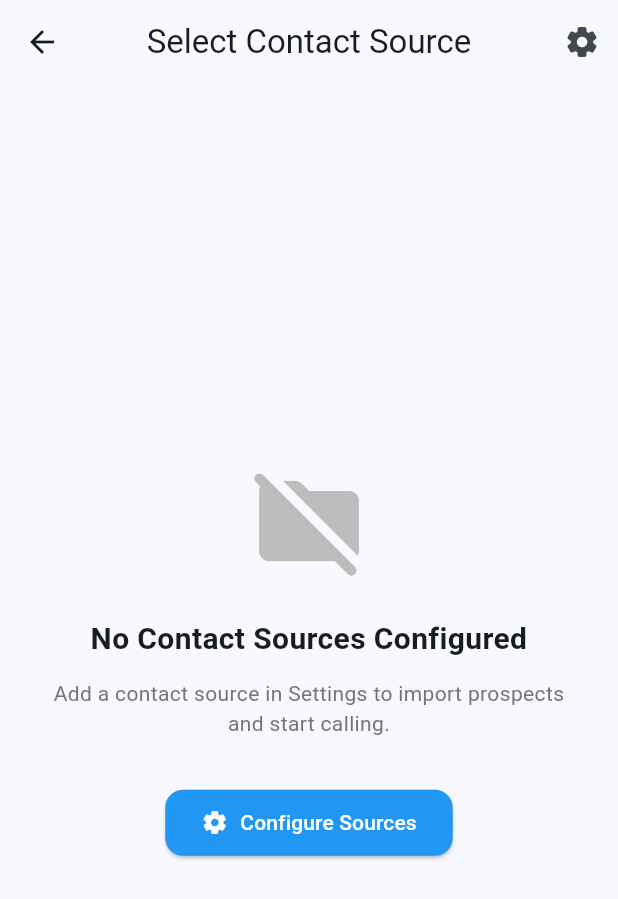
After one commit to slavi0/cold-call-assistant, a Flutter app: the SelectSourceScreen screen opened by its route, on a phone screen of 412 x 824 dp. The commit adds this screen. Shown: the top 899 px of the screen. Run offline on Flutter 3.47's test engine with Material 3 defaults, Android fonts, the phone set to English and light mode, and no system bars; our stand-ins replace google_sign_in, hive, hive_flutter, permission_handler; missing offline and left inert: extension_google_sign_in_as_googleapis_auth, flutter_phone_direct_caller, googleapis; accounts and stored records are empty.

Commit message:
feat: browse contacts by contact source

```diff
--- a/lib/features/calls/views/home_screen.dart
+++ b/lib/features/calls/views/home_screen.dart
@@ -66,9 +66,9 @@ class HomeScreen extends StatelessWidget {
                     borderRadius: BorderRadius.circular(30),
                   ),
                 ),
-                onPressed: () => Navigator.pushNamed(context, '/contacts'),
-                icon: const Icon(Icons.people_alt_rounded),
-                label: const Text('View Contacts'),
+                onPressed: () => Navigator.pushNamed(context, '/select-source'),
+                icon: const Icon(Icons.folder_shared_rounded),
+                label: const Text('Select Contact Source'),
               ),
             ],
           ),
--- /dev/null
+++ b/lib/features/contact_sources/views/select_source_screen.dart
@@ -0,0 +1,216 @@
+import 'package:flutter/material.dart';
+import 'package:provider/provider.dart';
+
+import '../models/contact_source.dart';
+import '../providers/contact_source_provider.dart';
+import '../../contacts/providers/contact_provider.dart';
+
+/// Screen allowing the user to select a configured [ContactSource] to browse
+/// its imported contacts and initiate a calling session.
+///
+/// Workflow:
+/// Main Menu → SelectSourceScreen → ContactsScreen (filtered by selected source).
+class SelectSourceScreen extends StatelessWidget {
+  const SelectSourceScreen({super.key});
+
+  @override
+  Widget build(BuildContext context) {
+    return Scaffold(
+      appBar: AppBar(
+        title: const Text('Select Contact Source'),
+        centerTitle: true,
+        actions: [
+          IconButton(
+            icon: const Icon(Icons.settings_rounded),
+            tooltip: 'Configure Sources',
+            onPressed: () => Navigator.pushNamed(context, '/settings'),
+          ),
+        ],
+      ),
+      body: Consumer2<ContactSourceProvider, ContactProvider>(
+        builder: (context, sourceProvider, contactProvider, child) {
+          if (sourceProvider.isLoading) {
+            return const Center(child: CircularProgressIndicator());
+          }
+
+          if (sourceProvider.errorMessage != null) {
+            return Center(
+              child: Padding(
+                padding: const EdgeInsets.all(24.0),
+                child: Text(
+                  sourceProvider.errorMessage!,
+                  style: const TextStyle(color: Colors.red, fontSize: 16),
+                  textAlign: TextAlign.center,
+                ),
+              ),
+            );
+          }
+
+          final sources = sourceProvider.sources;
+
+          if (sources.isEmpty) {
+            return _EmptySourcesView();
+          }
+
+          return ListView.separated(
+            padding: const EdgeInsets.symmetric(vertical: 8),
+            itemCount: sources.length,
+            separatorBuilder: (_, _) => const Divider(height: 1),
+            itemBuilder: (context, index) {
+              final source = sources[index];
+              final count = contactProvider.getContactCountForSource(source.id);
+              return _SourceListTile(
+                source: source,
+                contactCount: count,
+                onTap: () => _onSourceSelected(context, source),
+              );
+            },
+          );
+        },
+      ),
+    );
+  }
+
+  void _onSourceSelected(BuildContext context, ContactSource source) {
+    Navigator.pushNamed(
+      context,
+      '/contacts',
+      arguments: source,
+    );
+  }
+}
+
+// ── Private sub-widgets ────────────────────────────────────────────────────
+
+class _SourceListTile extends StatelessWidget {
+  const _SourceListTile({
+    required this.source,
+    required this.contactCount,
+    required this.onTap,
+  });
+
+  final ContactSource source;
+  final int contactCount;
+  final VoidCallback onTap;
+
+  @override
+  Widget build(BuildContext context) {
+    final typeLabel = switch (source) {
+      GoogleSheetsSource() => 'Google Sheets',
+    };
+
+    return ListTile(
+      contentPadding: const EdgeInsets.symmetric(horizontal: 20, vertical: 8),
+      leading: CircleAvatar(
+        radius: 24,
+        backgroundColor: Colors.blue.shade50,
+        child: Icon(
+          switch (source) {
+            GoogleSheetsSource() => Icons.table_chart_rounded,
+          },
+          color: Colors.blue.shade700,
+        ),
+      ),
+      title: Text(
+        source.displayName,
+        style: const TextStyle(
+          fontWeight: FontWeight.bold,
+          fontSize: 16,
+        ),
+      ),
+      subtitle: Padding(
+        padding: const EdgeInsets.only(top: 4.0),
+        child: Text(
+          typeLabel,
+          style: TextStyle(
+            color: Colors.grey.shade600,
+            fontSize: 13,
+          ),
+        ),
+      ),
+      trailing: Row(
+        mainAxisSize: MainAxisSize.min,
+        children: [
+          Container(
+            padding: const EdgeInsets.symmetric(horizontal: 10, vertical: 4),
+            decoration: BoxDecoration(
+              color: contactCount > 0
+                  ? Colors.blue.shade50
+                  : Colors.grey.shade200,
+              borderRadius: BorderRadius.circular(12),
+            ),
+            child: Text(
+              '$contactCount ${contactCount == 1 ? 'contact' : 'contacts'}',
+              style: TextStyle(
+                fontSize: 12,
+                fontWeight: FontWeight.bold,
+                color: contactCount > 0
+                    ? Colors.blue.shade800
+                    : Colors.grey.shade600,
+              ),
+            ),
+          ),
+          const SizedBox(width: 8),
+          const Icon(Icons.chevron_right_rounded, color: Colors.grey),
+        ],
+      ),
+      onTap: onTap,
+    );
+  }
+}
+
+class _EmptySourcesView extends StatelessWidget {
+  @override
+  Widget build(BuildContext context) {
+    return Center(
+      child: Padding(
+        padding: const EdgeInsets.all(32.0),
+        child: Column(
+          mainAxisAlignment: MainAxisAlignment.center,
+          children: [
+            Icon(
+              Icons.folder_off_rounded,
+              size: 80,
+              color: Colors.grey.shade400,
+            ),
+            const SizedBox(height: 24),
+            const Text(
+              'No Contact Sources Configured',
+              style: TextStyle(
+                fontSize: 20,
+                fontWeight: FontWeight.bold,
+              ),
+              textAlign: TextAlign.center,
+            ),
+            const SizedBox(height: 12),
+            Text(
+              'Add a contact source in Settings to import prospects and start calling.',
+              style: TextStyle(
+                fontSize: 14,
+                color: Colors.grey.shade600,
+              ),
+              textAlign: TextAlign.center,
+            ),
+            const SizedBox(height: 32),
+            ElevatedButton.icon(
+              style: ElevatedButton.styleFrom(
+                padding: const EdgeInsets.symmetric(
+                  horizontal: 24,
+                  vertical: 12,
+                ),
+                backgroundColor: Colors.blue,
+                foregroundColor: Colors.white,
+                shape: RoundedRectangleBorder(
+                  borderRadius: BorderRadius.circular(12),
+                ),
+              ),
+              onPressed: () => Navigator.pushNamed(context, '/settings'),
+              icon: const Icon(Icons.settings_rounded),
+              label: const Text('Configure Sources'),
+            ),
+          ],
+        ),
+      ),
+    );
+  }
+}
--- a/lib/main.dart
+++ b/lib/main.dart
@@ -36,6 +36,7 @@ import 'features/contacts/views/post_call_review_screen.dart';
 import 'features/contact_sources/views/contact_sources_screen.dart';
 import 'features/contact_sources/views/google_sheets_config_screen.dart';
 import 'features/contact_sources/views/import_summary_screen.dart';
+import 'features/contact_sources/views/select_source_screen.dart';
 
 /// Schema version for the contacts Hive box.
 ///
@@ -229,6 +230,7 @@ class _ColdCallAssistantAppState extends State<ColdCallAssistantApp> {
         initialRoute: '/',
         routes: {
           '/': (_) => const HomeScreen(),
+          '/select-source': (_) => const SelectSourceScreen(),
           '/contacts': (_) => const ContactsScreen(),
           '/contact-detail': (_) => const ContactDetailScreen(),
           '/post-call-review': (_) => const PostCallReviewScreen(),
```
Also changed, not shown: lib/features/contacts/providers/contact_provider.dart (+17 -0 lines), lib/features/contacts/services/contact_service.dart (+5 -2 lines), lib/features/contacts/views/contacts_screen.dart (+72 -12 lines), 1 other file.
